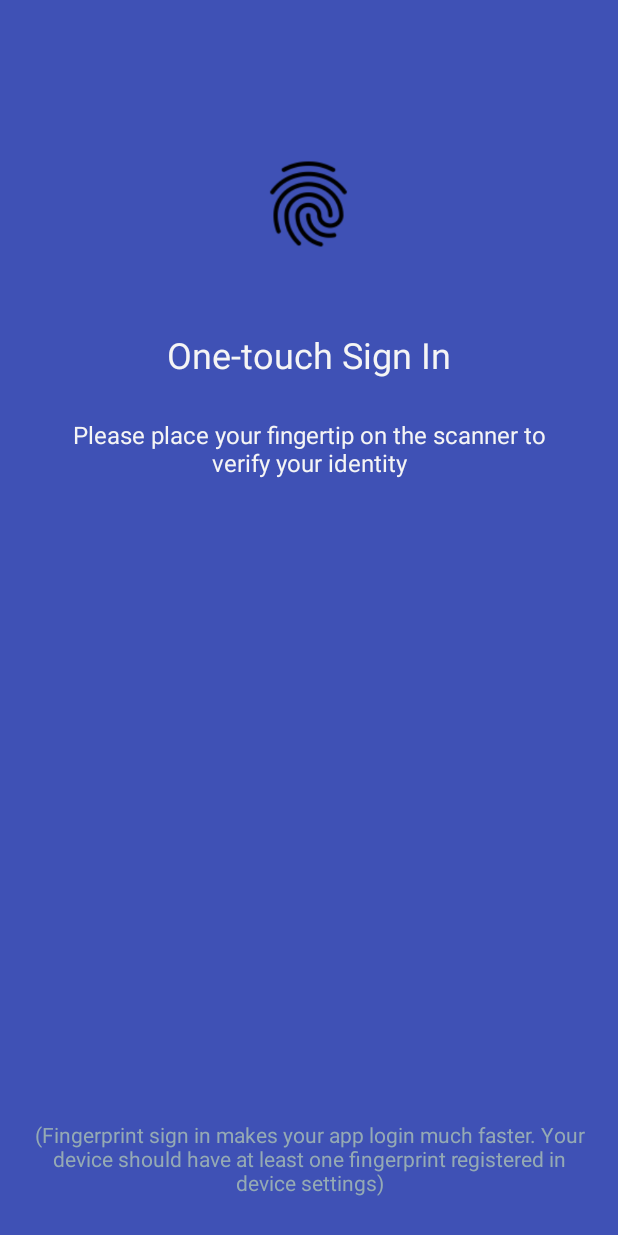
After one commit to knosseir/QuickChat, an Android app: the layout activity_fingerprint.xml on its own in the app's theme, with its tools: preview values and no code run, on a phone screen of 412 x 824 dp. The commit adds this screen. Run offline under Robolectric (Android 15) with nearby library versions, the phone set to English and light mode, and no system bars.

Commit message:
Added fingerprint authentication (sort of)

```diff
--- a/app/src/main/java/com/example/admin/chatapp/MainActivity.java
+++ b/app/src/main/java/com/example/admin/chatapp/MainActivity.java
@@ -645,9 +645,7 @@ public class MainActivity extends AppCompatActivity {
 
     public boolean onOptionsItemSelected(MenuItem item) {
         // Activate the navigation drawer toggle
-        if (mDrawerToggle.onOptionsItemSelected(item)) {
-            return true;
-        }
+        if (mDrawerToggle.onOptionsItemSelected(item)) return true;
 
         return super.onOptionsItemSelected(item);
     }
--- a/app/src/main/java/com/example/admin/chatapp/SplashActivity.java
+++ b/app/src/main/java/com/example/admin/chatapp/SplashActivity.java
@@ -10,7 +10,7 @@ public class SplashActivity extends AppCompatActivity {
     protected void onCreate(Bundle savedInstanceState) {
         super.onCreate(savedInstanceState);
 
-        Intent intent = new Intent(this, MainActivity.class);
+        Intent intent = new Intent(this, FingerprintActivity.class);
         startActivity(intent);
         finish();
     }
--- /dev/null
+++ b/app/src/main/res/layout/activity_fingerprint.xml
@@ -0,0 +1,79 @@
+<?xml version="1.0" encoding="utf-8"?>
+<RelativeLayout xmlns:android="http://schemas.android.com/apk/res/android"
+    xmlns:tools="http://schemas.android.com/tools"
+    android:id="@+id/activity_fingerprint"
+    android:layout_width="match_parent"
+    android:layout_height="match_parent"
+    android:background="@color/colorPrimary"
+    tools:context="com.example.admin.chatapp.FingerprintActivity">
+
+
+    <LinearLayout
+        android:layout_width="match_parent"
+        android:id="@+id/headerLayout"
+        android:orientation="vertical"
+        android:gravity="center"
+        android:layout_marginTop="100dp"
+        android:layout_height="wrap_content">
+
+
+        <ImageView
+            android:layout_width="70dp"
+            android:layout_height="70dp"
+            android:src="@drawable/ic_fingerprint_black_24dp"
+            android:id="@+id/icon"
+            android:paddingTop="2dp"
+            android:layout_marginBottom="30dp"/>
+
+
+        <TextView
+            android:layout_width="wrap_content"
+            android:layout_height="wrap_content"
+            android:textColor="@color/textPrimary"
+            android:textSize="24sp"
+            android:text="@string/title_fingerprint"
+            android:layout_marginLeft="5dp"
+            android:layout_marginRight="5dp"
+            android:layout_marginTop="20dp"
+            android:layout_marginBottom="10dp"/>
+
+        <TextView
+            android:layout_width="match_parent"
+            android:layout_height="wrap_content"
+            android:textColor="@color/textPrimary"
+            android:textSize="16sp"
+            android:textAlignment="center"
+            android:gravity="center"
+            android:id="@+id/desc"
+            android:text="@string/desc_fingerprint"
+            android:layout_margin="16dp"
+            android:paddingEnd="30dp"
+            android:paddingStart="30dp"/>
+
+
+        <TextView
+            android:layout_width="match_parent"
+            android:layout_height="wrap_content"
+            android:textColor="@color/errorText"
+            android:textSize="14sp"
+            android:textAlignment="center"
+            android:id="@+id/errorText"
+            android:paddingEnd="30dp"
+            android:paddingStart="30dp"
+            android:layout_marginTop="30dp"
+            android:gravity="center"/>
+
+    </LinearLayout>
+    <TextView
+        android:layout_width="wrap_content"
+        android:layout_height="wrap_content"
+        android:textColor="@color/textPrimaryDark"
+        android:textSize="14sp"
+        android:text="@string/note"
+        android:layout_marginLeft="16dp"
+        android:textAlignment="center"
+        android:layout_marginRight="16dp"
+        android:layout_marginBottom="26dp"
+        android:layout_alignParentBottom="true"/>
+
+</RelativeLayout>
--- a/app/src/main/res/values/colors.xml
+++ b/app/src/main/res/values/colors.xml
@@ -3,4 +3,7 @@
     <color name="colorPrimary">#3F51B5</color>
     <color name="colorPrimaryDark">#303F9F</color>
     <color name="colorAccent">#FF4081</color>
+    <color name="textPrimary">#f5f5f5</color>
+    <color name="textPrimaryDark">#95aab4</color>
+    <color name="errorText">#ff7878</color>
 </resources>
--- a/app/src/main/res/values/strings.xml
+++ b/app/src/main/res/values/strings.xml
@@ -77,4 +77,12 @@
     <string name="pref_ringtone_silent">Silent</string>
 
     <string name="pref_title_vibrate">Vibrate</string>
+
+    <string name="title_activity_main">MainActivity</string>
+    <string name="title_fingerprint">One-touch Sign In</string>
+    <string name="desc_fingerprint">Please place your fingertip on the scanner to verify your identity</string>
+    <string name="note">(Fingerprint sign in makes your app login much faster. Your device should have at least one fingerprint registered in device settings)</string>
+    <string name="title_activity_home">Fingerprint</string>
+    <string name="activity_home_desc">You have successfully logged in with fingerprint authentication</string>
+    <string name="activity_home_note">Close and re-open the app to see the fingerprint auth screen again</string>
 </resources>
```
Also changed, not shown: app/src/main/AndroidManifest.xml (+8 -1 lines), app/src/main/java/com/example/admin/chatapp/FingerprintActivity.java (added, +155 -0 lines), app/src/main/java/com/example/admin/chatapp/FingerprintHandler.java (added, +66 -0 lines), app/src/main/res/drawable/ic_fingerprint_black_24dp.png (added).
